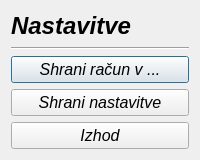
Qt form settings.ui (MaxMaxy/racun) before a commit.
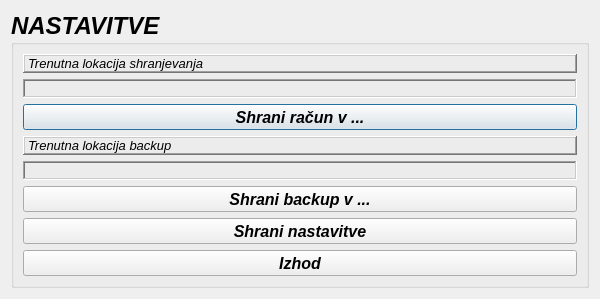
The same form after that commit.

Patch:
```diff
--- a/settings.ui
+++ b/settings.ui
@@ -6,8 +6,8 @@
    <rect>
     <x>0</x>
     <y>0</y>
-    <width>200</width>
-    <height>160</height>
+    <width>600</width>
+    <height>299</height>
    </rect>
   </property>
   <property name="sizePolicy">
@@ -18,14 +18,14 @@
   </property>
   <property name="minimumSize">
    <size>
-    <width>200</width>
-    <height>160</height>
+    <width>250</width>
+    <height>205</height>
    </size>
   </property>
   <property name="maximumSize">
    <size>
-    <width>200</width>
-    <height>160</height>
+    <width>600</width>
+    <height>600</height>
    </size>
   </property>
   <property name="font">
@@ -40,48 +40,91 @@
   </property>
   <layout class="QGridLayout" name="gridLayout">
    <item row="0" column="0">
-    <layout class="QVBoxLayout" name="verticalLayout_4">
-     <item>
-      <layout class="QVBoxLayout" name="verticalLayout">
-       <item>
-        <widget class="QLabel" name="label">
+    <widget class="QGroupBox" name="groupBox">
          <property name="font">
           <font>
-           <family>MS Sans Serif</family>
            <pointsize>18</pointsize>
            <weight>75</weight>
-           <italic>true</italic>
            <bold>true</bold>
           </font>
          </property>
+     <property name="title">
+      <string>NASTAVITVE</string>
+     </property>
+     <property name="flat">
+      <bool>true</bool>
+     </property>
+     <layout class="QVBoxLayout" name="verticalLayout">
+      <item>
+       <widget class="QLabel" name="label_2">
+        <property name="sizePolicy">
+         <sizepolicy hsizetype="MinimumExpanding" vsizetype="MinimumExpanding">
+          <horstretch>0</horstretch>
+          <verstretch>0</verstretch>
+         </sizepolicy>
+        </property>
+        <property name="font">
+         <font>
+          <pointsize>10</pointsize>
+          <weight>50</weight>
+          <bold>false</bold>
+         </font>
+        </property>
+        <property name="frameShape">
+         <enum>QFrame::WinPanel</enum>
+        </property>
+        <property name="frameShadow">
+         <enum>QFrame::Raised</enum>
+        </property>
          <property name="text">
-          <string>Nastavitve</string>
+         <string>Trenutna lokacija shranjevanja</string>
          </property>
         </widget>
        </item>
        <item>
-        <widget class="Line" name="line">
+       <widget class="QLabel" name="label_lokacija">
+        <property name="sizePolicy">
+         <sizepolicy hsizetype="MinimumExpanding" vsizetype="MinimumExpanding">
+          <horstretch>0</horstretch>
+          <verstretch>0</verstretch>
+         </sizepolicy>
+        </property>
          <property name="font">
           <font>
-           <italic>true</italic>
-          </font>
-         </property>
-         <property name="orientation">
-          <enum>Qt::Horizontal</enum>
-         </property>
-        </widget>
-       </item>
-      </layout>
-     </item>
-     <item>
-      <layout class="QVBoxLayout" name="verticalLayout_3">
+          <pointsize>10</pointsize>
+          <weight>50</weight>
+          <bold>false</bold>
+         </font>
+        </property>
+        <property name="frameShape">
+         <enum>QFrame::WinPanel</enum>
+        </property>
+        <property name="frameShadow">
+         <enum>QFrame::Sunken</enum>
+        </property>
+        <property name="text">
+         <string/>
+        </property>
+        <property name="alignment">
+         <set>Qt::AlignLeading|Qt::AlignLeft|Qt::AlignVCenter</set>
+        </property>
+       </widget>
+      </item>
        <item>
         <widget class="QPushButton" name="pushButton_nastaviShrani">
+        <property name="sizePolicy">
+         <sizepolicy hsizetype="MinimumExpanding" vsizetype="Expanding">
+          <horstretch>0</horstretch>
+          <verstretch>0</verstretch>
+         </sizepolicy>
+        </property>
          <property name="font">
           <font>
            <family>MS Sans Serif</family>
            <pointsize>12</pointsize>
+          <weight>75</weight>
            <italic>true</italic>
+          <bold>true</bold>
           </font>
          </property>
          <property name="text">
@@ -89,13 +132,93 @@
          </property>
         </widget>
        </item>
+      <item>
+       <widget class="QLabel" name="label_3">
+        <property name="sizePolicy">
+         <sizepolicy hsizetype="MinimumExpanding" vsizetype="MinimumExpanding">
+          <horstretch>0</horstretch>
+          <verstretch>0</verstretch>
+         </sizepolicy>
+        </property>
+        <property name="font">
+         <font>
+          <pointsize>10</pointsize>
+          <weight>50</weight>
+          <bold>false</bold>
+         </font>
+        </property>
+        <property name="frameShape">
+         <enum>QFrame::WinPanel</enum>
+        </property>
+        <property name="frameShadow">
+         <enum>QFrame::Raised</enum>
+        </property>
+        <property name="text">
+         <string>Trenutna lokacija backup</string>
+        </property>
+       </widget>
+      </item>
+      <item>
+       <widget class="QLabel" name="label_backupLokacija">
+        <property name="sizePolicy">
+         <sizepolicy hsizetype="MinimumExpanding" vsizetype="MinimumExpanding">
+          <horstretch>0</horstretch>
+          <verstretch>0</verstretch>
+         </sizepolicy>
+        </property>
+        <property name="font">
+         <font>
+          <pointsize>10</pointsize>
+          <weight>50</weight>
+          <bold>false</bold>
+         </font>
+        </property>
+        <property name="frameShape">
+         <enum>QFrame::WinPanel</enum>
+        </property>
+        <property name="frameShadow">
+         <enum>QFrame::Sunken</enum>
+        </property>
+        <property name="text">
+         <string/>
+        </property>
+       </widget>
+      </item>
+      <item>
+       <widget class="QPushButton" name="pushButton">
+        <property name="sizePolicy">
+         <sizepolicy hsizetype="MinimumExpanding" vsizetype="MinimumExpanding">
+          <horstretch>0</horstretch>
+          <verstretch>0</verstretch>
+         </sizepolicy>
+        </property>
+        <property name="font">
+         <font>
+          <pointsize>12</pointsize>
+          <weight>75</weight>
+          <bold>true</bold>
+         </font>
+        </property>
+        <property name="text">
+         <string>Shrani backup v ...</string>
+        </property>
+       </widget>
+      </item>
        <item>
         <widget class="QPushButton" name="pushButton_shraniV">
+        <property name="sizePolicy">
+         <sizepolicy hsizetype="MinimumExpanding" vsizetype="MinimumExpanding">
+          <horstretch>0</horstretch>
+          <verstretch>0</verstretch>
+         </sizepolicy>
+        </property>
          <property name="font">
           <font>
            <family>MS Sans Serif</family>
            <pointsize>12</pointsize>
+          <weight>75</weight>
            <italic>true</italic>
+          <bold>true</bold>
           </font>
          </property>
          <property name="text">
@@ -105,11 +228,19 @@
        </item>
        <item>
         <widget class="QPushButton" name="pushButton_izhod">
+        <property name="sizePolicy">
+         <sizepolicy hsizetype="MinimumExpanding" vsizetype="MinimumExpanding">
+          <horstretch>0</horstretch>
+          <verstretch>0</verstretch>
+         </sizepolicy>
+        </property>
          <property name="font">
           <font>
            <family>MS Sans Serif</family>
            <pointsize>12</pointsize>
+          <weight>75</weight>
            <italic>true</italic>
+          <bold>true</bold>
           </font>
          </property>
          <property name="text">
@@ -118,8 +249,7 @@
         </widget>
        </item>
       </layout>
-     </item>
-    </layout>
+    </widget>
    </item>
   </layout>
  </widget>
```
Lines whose indentation alone changed are shown as unchanged.
